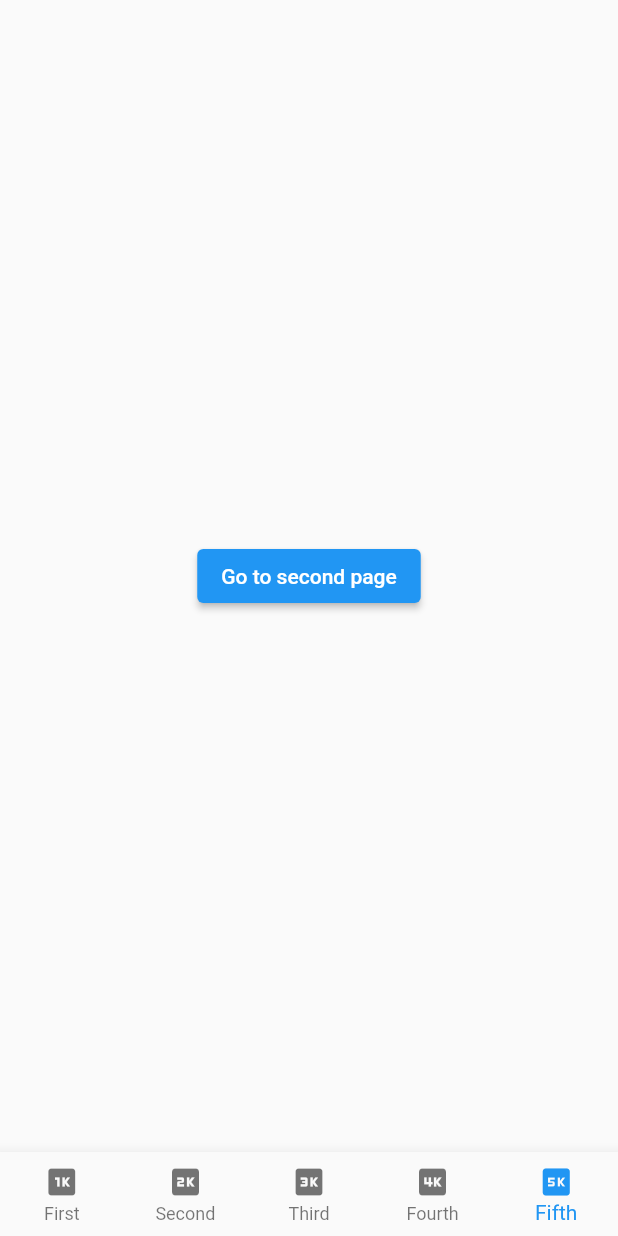
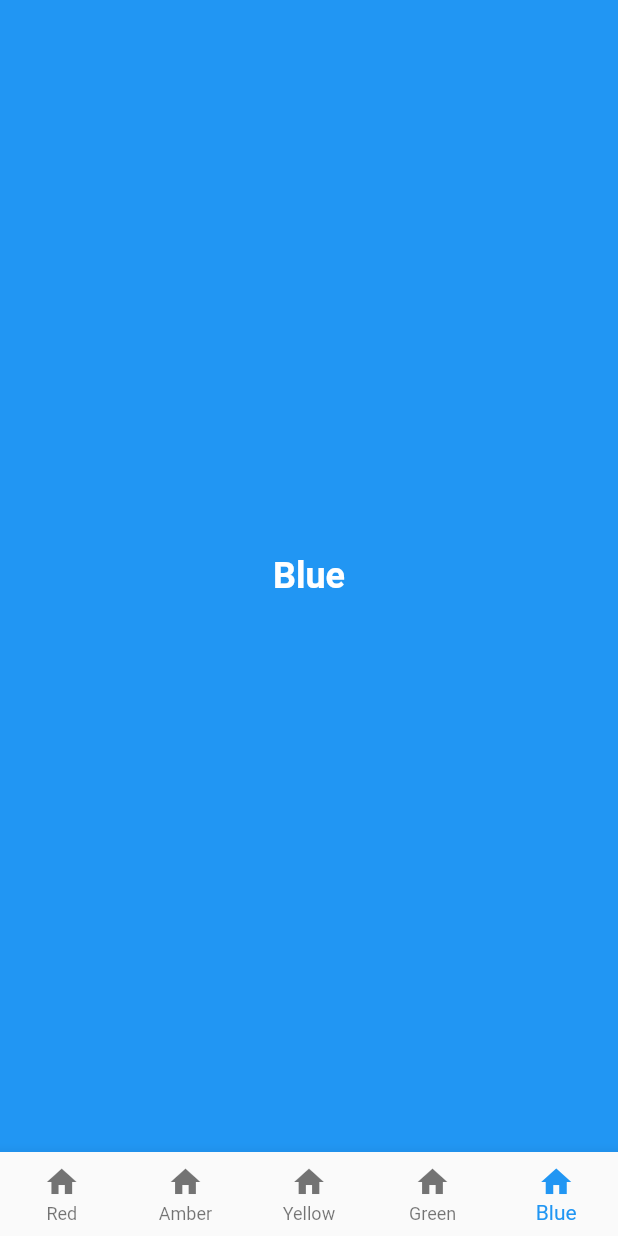
Before and after one commit to jezsung/bottom_navigation_view, a Flutter app: the screen it shows after launch, item 5 of the bottom bar chosen, on a phone screen of 412 x 824 dp. Run offline on Flutter 3.47's test engine with Material 2 defaults, Android fonts, the phone set to English and light mode, and no system bars.

Commit message:
feat: release version 1.0.0

```diff
--- a/example/lib/main.dart
+++ b/example/lib/main.dart
@@ -1,32 +1,42 @@
-import 'package:bottom_navigation_builder/bottom_navigation_builder.dart';
+import 'package:bottom_navigation_view/bottom_navigation_view.dart';
 import 'package:flutter/material.dart';
+import 'package:flutter/widgets.dart';
 
 void main() {
-  runApp(MyApp());
+  runApp(const MyApp());
 }
 
 class MyApp extends StatelessWidget {
+  const MyApp({Key? key}) : super(key: key);
+
   @override
   Widget build(BuildContext context) {
     return MaterialApp(
-      title: 'bottom_navigation_builder example',
+      title: 'bottom_navigation_view example',
       theme: ThemeData(
         primarySwatch: Colors.blue,
+        backgroundColor: Colors.black,
       ),
-      home: Home(),
+      home: const HomeScreen(),
     );
   }
 }
 
-class Home extends StatefulWidget {
+class HomeScreen extends StatefulWidget {
+  const HomeScreen({Key? key}) : super(key: key);
+
   @override
-  _HomeState createState() => _HomeState();
+  State<HomeScreen> createState() => _HomeScreenState();
 }
 
-class _HomeState extends State<Home> {
-  final GlobalKey<NavigatorState> _navigatorKey1 = GlobalKey<NavigatorState>();
+class _HomeScreenState extends State<HomeScreen> with SingleTickerProviderStateMixin {
+  late final BottomNavigationController _controller;
 
-  final BottomNavigationController _controller = BottomNavigationController();
+  @override
+  void initState() {
+    super.initState();
+    _controller = BottomNavigationController(vsync: this);
+  }
 
   @override
   void dispose() {
@@ -38,67 +48,67 @@ class _HomeState extends State<Home> {
   Widget build(BuildContext context) {
     return WillPopScope(
       onWillPop: () async {
-        /// You have to handle nested navigation pop manually.
-        bool didPop = false;
-        if (_controller.currentIndex == 4) {
-          didPop = await _navigatorKey1.currentState!.maybePop();
-        }
-        if (!didPop) {
-          return !_controller.navigateBack();
-        }
+        _controller.back();
         return false;
       },
       child: Scaffold(
-        body: BottomNavigationBody(
+        body: BottomNavigationView(
           controller: _controller,
           transitionType: BottomNavigationTransitionType.fadeThrough,
+          backgroundColor: Colors.lime,
           children: [
-            Container(color: Colors.red),
-            Container(color: Colors.blue),
-            Container(color: Colors.green),
-            Container(color: Colors.yellow),
-
-            /// Declare Navigator for nested navigation.
-            Navigator(
-              key: _navigatorKey1,
-              initialRoute: 'first',
-              onGenerateRoute: (settings) {
-                return MaterialPageRoute(
-                  builder: (context) {
-                    switch (settings.name) {
-                      case 'first':
-                        return Center(
-                          child: ElevatedButton(
-                            onPressed: () {
-                              Navigator.pushNamed(context, 'second');
-                            },
-                            child: Text('Go to second page'),
-                          ),
-                        );
-                      case 'second':
-                        return Center(child: Text('Second'));
-                      default:
-                        throw UnimplementedError();
-                    }
-                  },
-                );
-              },
+            ColorScreen(
+              color: Colors.red,
+              name: 'Red',
+            ),
+            ColorScreen(
+              color: Colors.amber,
+              name: 'Amber',
+            ),
+            ColorScreen(
+              color: Colors.yellow,
+              name: 'Yellow',
+            ),
+            ColorScreen(
+              color: Colors.green,
+              name: 'Green',
+            ),
+            ColorScreen(
+              color: Colors.blue,
+              name: 'Blue',
             ),
           ],
         ),
-        bottomNavigationBar: BottomNavigationBarBuilder(
+        bottomNavigationBar: BottomNavigationIndexedBuilder(
           controller: _controller,
           builder: (context, index, child) {
             return BottomNavigationBar(
               currentIndex: index,
+              onTap: (index) {
+                _controller.go(index);
+              },
               type: BottomNavigationBarType.fixed,
-              onTap: _controller.navigateTo,
               items: [
-                BottomNavigationBarItem(icon: Icon(Icons.one_k), label: 'First'),
-                BottomNavigationBarItem(icon: Icon(Icons.two_k), label: 'Second'),
-                BottomNavigationBarItem(icon: Icon(Icons.three_k), label: 'Third'),
-                BottomNavigationBarItem(icon: Icon(Icons.four_k), label: 'Fourth'),
-                BottomNavigationBarItem(icon: Icon(Icons.five_k), label: 'Fifth'),
+                BottomNavigationBarItem(
+                  label: 'Red',
+                  icon: Icon(Icons.home),
+                ),
+                BottomNavigationBarItem(
+                  label: 'Amber',
+                  icon: Icon(Icons.home),
+                ),
+                BottomNavigationBarItem(
+                  label: 'Yellow',
+                  icon: Icon(Icons.home),
+                ),
+                BottomNavigationBarItem(
+                  label: 'Green',
+                  icon: Icon(Icons.home),
+                ),
+                BottomNavigationBarItem(
+                  label: 'Blue',
+                  icon: Icon(Icons.home),
+                ),
               ],
             );
           },
@@ -107,3 +117,30 @@ class _HomeState extends State<Home> {
     );
   }
 }
+
+class ColorScreen extends StatelessWidget {
+  const ColorScreen({
+    Key? key,
+    required this.color,
+    required this.name,
+  }) : super(key: key);
+
+  final Color color;
+  final String name;
+
+  @override
+  Widget build(BuildContext context) {
+    return Container(
+      alignment: Alignment.center,
+      color: color,
+      child: Text(
+        name,
+        style: TextStyle(
+          color: Colors.white,
+          fontSize: 24,
+          fontWeight: FontWeight.bold,
+        ),
+      ),
+    );
+  }
+}
--- a/lib/src/bottom_navigation_bar_builder.dart
+++ /dev/null
@@ -1,33 +0,0 @@
-import 'package:flutter/widgets.dart';
-
-import 'bottom_navigation_controller.dart';
-import 'bottom_navigation_value.dart';
-
-class BottomNavigationBarBuilder extends StatefulWidget {
-  const BottomNavigationBarBuilder({
-    Key? key,
-    required this.controller,
-    required this.builder,
-    this.child,
-  }) : super(key: key);
-
-  final BottomNavigationController controller;
-  final Widget Function(BuildContext context, int index, Widget? child) builder;
-  final Widget? child;
-
-  @override
-  BottomNavigationBarBuilderState createState() => BottomNavigationBarBuilderState();
-}
-
-class BottomNavigationBarBuilderState extends State<BottomNavigationBarBuilder> {
-  @override
-  Widget build(BuildContext context) {
-    return ValueListenableBuilder<BottomNavigationValue>(
-      valueListenable: widget.controller,
-      builder: (context, value, child) {
-        return widget.builder(context, value.currentIndex, child);
-      },
-      child: widget.child,
-    );
-  }
-}
--- a/lib/src/bottom_navigation_body.dart
+++ /dev/null
@@ -1,118 +0,0 @@
-import 'package:flutter/widgets.dart';
-
-import 'bottom_navigation_controller.dart';
-import 'bottom_navigation_transition_type.dart';
-import 'bottom_navigation_value.dart';
-import 'fade_through_animation.dart';
-import 'cross_fade_animation.dart';
-
-class BottomNavigationBody extends StatefulWidget {
-  const BottomNavigationBody({
-    Key? key,
-    required this.controller,
-    required this.children,
-    this.transitionType = BottomNavigationTransitionType.none,
-    this.duration = const Duration(milliseconds: 300),
-  }) : super(key: key);
-
-  final BottomNavigationController controller;
-
-  /// A list of widgets that will be used for body of the navigation.
-  final List<Widget> children;
-
-  /// The bottom navigation transition animation type.
-  final BottomNavigationTransitionType transitionType;
-
-  /// The duration of the transition.
-  final Duration duration;
-
-  @override
-  BottomNavigationBodyState createState() => BottomNavigationBodyState();
-}
-
-class BottomNavigationBodyState extends State<BottomNavigationBody> with SingleTickerProviderStateMixin {
-  late final AnimationController _controller;
-
-  @override
-  void initState() {
-    super.initState();
-    _controller = AnimationController(
-      value: 1.0,
-      vsync: this,
-      duration: widget.duration,
-    );
-    widget.controller.addListener(() async {
-      try {
-        _controller.reset();
-        await _controller.forward().orCancel;
-      } on TickerCanceled {
-        // The animation got canceled
-      }
-    });
-  }
-
-  @override
-  void dispose() {
-    _controller.dispose();
-    super.dispose();
-  }
-
-  @override
-  void didUpdateWidget(covariant BottomNavigationBody oldWidget) {
-    super.didUpdateWidget(oldWidget);
-    if (oldWidget.duration != widget.duration) {
-      _controller.duration = widget.duration;
-    }
-  }
-
-  @override
-  Widget build(BuildContext context) {
-    return ValueListenableBuilder<BottomNavigationValue>(
-      valueListenable: widget.controller,
-      builder: (context, value, child) {
-        final prevIndex = value.previousIndex;
-        final currIndex = value.currentIndex;
-        final prevChild = prevIndex != null ? widget.children[prevIndex] : Container();
-        final currChild = widget.children[currIndex];
-        final otherChildren = widget.children.where((child) => child != prevChild && child != currChild).toList();
-
-        switch (widget.transitionType) {
-          case BottomNavigationTransitionType.none:
-            return Stack(
-              fit: StackFit.expand,
-              children: [
-                for (final child in otherChildren..add(prevChild)) Offstage(child: child),
-                currChild,
-              ],
-            );
-          case BottomNavigationTransitionType.fadeThrough:
-            return Stack(
-              fit: StackFit.expand,
-              children: [
-                for (final child in otherChildren) Offstage(child: child),
-                FadeThroughAnimation(
-                  controller: _controller,
-                  outgoingChild: prevChild,
-                  ingoingChild: currChild,
-                ),
-              ],
-            );
-          case BottomNavigationTransitionType.fadeInOut:
-            return Stack(
-              fit: StackFit.expand,
-              children: [
-                for (final child in otherChildren) Offstage(child: child),
-                CrossFadeAnimation(
-                  controller: _controller,
-                  outgoingChild: prevChild,
-                  ingoingChild: currChild,
-                ),
-              ],
-            );
-          default:
-            throw UnimplementedError();
-        }
-      },
-    );
-  }
-}
--- a/lib/src/bottom_navigation_controller.dart
+++ b/lib/src/bottom_navigation_controller.dart
@@ -1,29 +1,42 @@
 import 'package:flutter/widgets.dart';
 
-import 'bottom_navigation_bar_builder.dart';
-import 'bottom_navigation_body.dart';
 import 'bottom_navigation_value.dart';
 
 class BottomNavigationController extends ValueNotifier<BottomNavigationValue> {
-  BottomNavigationController([this.initialIndex = 0])
-      : super(
+  BottomNavigationController({
+    this.initialIndex = 0,
+    required TickerProvider vsync,
+    Duration duration = const Duration(milliseconds: 300),
+  })  : _animationController = AnimationController(
+          value: 1.0,
+          vsync: vsync,
+          duration: duration,
+        ),
+        super(
           BottomNavigationValue(currentIndex: initialIndex),
         );
 
-  BottomNavigationController.fromValue(BottomNavigationValue? value)
-      : initialIndex = value?.currentIndex ?? 0,
+  BottomNavigationController.fromValue(
+    BottomNavigationValue? value, {
+    required TickerProvider vsync,
+    Duration duration = const Duration(milliseconds: 300),
+  })  : initialIndex = value?.currentIndex ?? 0,
+        _animationController = AnimationController(
+          value: 1.0,
+          vsync: vsync,
+          duration: duration,
+        ),
         super(
           value ?? BottomNavigationValue(),
         );
 
-  /// The history of the bottom navigation.
   final List<int> history = <int>[];
-
-  /// The initial bottom navigation index to show when the app start. This is
-  /// the last index where [navigateBack] returns false.
   final int initialIndex;
 
-  /// The current bottom navigation index.
+  final AnimationController _animationController;
+
+  Animation<double> get animation => _animationController.view;
+
   int get currentIndex => value.currentIndex;
   set currentIndex(int newIndex) {
     value = value.copyWith(
@@ -32,76 +45,44 @@ class BottomNavigationController extends ValueNotifier<BottomNavigationValue> {
     );
   }
 
-  /// The previous bottom navigation index.
   int? get previousIndex => value.previousIndex;
 
-  /// Navigates to a bottom navigation destination matched with the provided
-  /// index and records to the history.
-  void navigateTo(int index) {
-    if (index == currentIndex) return;
-    history.add(currentIndex);
+  Future<void> go(int index) async {
+    if (index == currentIndex) {
+      return;
+    }
+
     currentIndex = index;
+    history.add(previousIndex!);
     history.remove(currentIndex);
-  }
 
-  /// Returns true if navigating back succeeded or returns false if there is no
-  /// more navigation in [history].
-  bool navigateBack() {
-    if (history.isNotEmpty) {
-      currentIndex = history.removeLast();
-      return true;
-    } else if (currentIndex != initialIndex) {
-      currentIndex = initialIndex;
-      return true;
-    } else {
-      return false;
+    try {
+      _animationController.reset();
+      await _animationController.forward().orCancel;
+    } on TickerCanceled {
+      // The animation got canceled
     }
   }
 
-  static BottomNavigationController of(BuildContext context) {
-    final bodyState = context.findAncestorStateOfType<BottomNavigationBodyState>();
-    if (bodyState != null) {
-      return bodyState.widget.controller;
+  Future<void> back() async {
+    if (history.isNotEmpty) {
+      currentIndex = history.removeLast();
+    } else if (currentIndex != initialIndex) {
+      currentIndex = initialIndex;
     }
-    final barState = context.findAncestorStateOfType<BottomNavigationBarBuilderState>();
-    if (barState != null) {
-      return barState.widget.controller;
+
+    try {
+      _animationController.reset();
+      await _animationController.forward().orCancel;
+    } on TickerCanceled {
+      // The animation got canceled
     }
-    throw StateError(
-      'There must be at least one BottomNavigationBody or BottomNavigationBarBuilder in the acenstors of this widget.',
-    );
   }
 
-  static BottomNavigationController? maybeOf(BuildContext context) {
-    final bodyState = context.findAncestorStateOfType<BottomNavigationBodyState>();
-    if (bodyState != null) {
-      return bodyState.widget.controller;
-    }
-    final barState = context.findAncestorStateOfType<BottomNavigationBarBuilderState>();
-    if (barState != null) {
-      return barState.widget.controller;
-    }
-    return null;
+  @mustCallSuper
+  @override
+  void dispose() {
+    _animationController.dispose();
+    super.dispose();
   }
 }
-
-class RestorableBottomNavigationController extends RestorableChangeNotifier<BottomNavigationController> {
-  RestorableBottomNavigationController([this.initialIndex = 0]);
-
-  final int initialIndex;
-
-  @override
-  BottomNavigationController createDefaultValue() {
-    return BottomNavigationController(initialIndex);
-  }
-
-  @override
-  BottomNavigationController fromPrimitives(Object? data) {
-    return BottomNavigationController(data as int);
-  }
-
-  @override
-  Object? toPrimitives() {
-    return value.currentIndex;
-  }
-}
--- /dev/null
+++ b/lib/src/bottom_navigation_indexed_builder.dart
@@ -0,0 +1,29 @@
+import 'package:flutter/widgets.dart';
+
+import 'bottom_navigation_controller.dart';
+import 'bottom_navigation_value.dart';
+import 'default_bottom_navigation_controller.dart';
+
+class BottomNavigationIndexedBuilder extends StatelessWidget {
+  const BottomNavigationIndexedBuilder({
+    Key? key,
+    this.controller,
+    required this.builder,
+    this.child,
+  }) : super(key: key);
+
+  final BottomNavigationController? controller;
+  final ValueWidgetBuilder<int> builder;
+  final Widget? child;
+
+  @override
+  Widget build(BuildContext context) {
+    return ValueListenableBuilder<BottomNavigationValue>(
+      valueListenable: controller ?? DefaultBottomNavigationController.of(context),
+      builder: (context, value, child) {
+        return builder(context, value.currentIndex, child);
+      },
+      child: child,
+    );
+  }
+}
--- a/lib/src/bottom_navigation_value.dart
+++ b/lib/src/bottom_navigation_value.dart
@@ -2,13 +2,13 @@ import 'package:flutter/widgets.dart';
 
 @immutable
 class BottomNavigationValue {
-  final int? previousIndex;
-  final int currentIndex;
-
   const BottomNavigationValue({
     this.previousIndex,
     this.currentIndex = 0,
   }) : assert(previousIndex != currentIndex);
+
+  final int? previousIndex;
+  final int currentIndex;
 
   BottomNavigationValue copyWith({
     int? previousIndex,
--- /dev/null
+++ b/lib/src/bottom_navigation_view.dart
@@ -0,0 +1,85 @@
+import 'package:flutter/material.dart';
+import 'package:flutter/widgets.dart';
+
+import 'bottom_navigation_controller.dart';
+import 'bottom_navigation_transition_type.dart';
+import 'bottom_navigation_value.dart';
+import 'default_bottom_navigation_controller.dart';
+import 'fade_in_out_animation.dart';
+import 'fade_through_animation.dart';
+
+class BottomNavigationView extends StatefulWidget {
+  const BottomNavigationView({
+    Key? key,
+    this.controller,
+    this.transitionType = BottomNavigationTransitionType.none,
+    this.backgroundColor,
+    required this.children,
+  }) : super(key: key);
+
+  final BottomNavigationController? controller;
+  final BottomNavigationTransitionType transitionType;
+  final Color? backgroundColor;
+  final List<Widget> children;
+
+  @override
+  BottomNavigationViewState createState() => BottomNavigationViewState();
+}
+
+class BottomNavigationViewState extends State<BottomNavigationView> {
+  BottomNavigationController get _controller => widget.controller ?? DefaultBottomNavigationController.of(context);
+
+  @override
+  Widget build(BuildContext context) {
+    return ValueListenableBuilder<BottomNavigationValue>(
+      valueListenable: _controller,
+      builder: (context, value, child) {
+        final prevIndex = value.previousIndex;
+        final currIndex = value.currentIndex;
+        final prevChild = prevIndex != null ? widget.children[prevIndex] : Container();
+        final currChild = widget.children[currIndex];
+        final otherChildren = widget.children.where((child) => child != prevChild && child != currChild).toList();
+
+        switch (widget.transitionType) {
+          case BottomNavigationTransitionType.none:
+            return Stack(
+              fit: StackFit.expand,
+              children: [
+                for (final child in otherChildren..add(prevChild)) Offstage(child: child),
+                currChild,
+              ],
+            );
+          case BottomNavigationTransitionType.fadeThrough:
+            return Container(
+              color: widget.backgroundColor ?? Theme.of(context).backgroundColor,
+              child: Stack(
+                fit: StackFit.expand,
+                children: [
+                  for (final child in otherChildren) Offstage(child: child),
+                  FadeThroughAnimation(
+                    animation: _controller.animation,
+                    outgoingChild: prevChild,
+                    ingoingChild: currChild,
+                  ),
+                ],
+              ),
+            );
+          case BottomNavigationTransitionType.fadeInOut:
+            return Stack(
+              fit: StackFit.expand,
+              children: [
+                for (final child in otherChildren) Offstage(child: child),
+                FadeInOutAnimation(
+                  animation: _controller.animation,
+                  outgoingChild: prevChild,
+                  ingoingChild: currChild,
+                ),
+              ],
+            );
+          default:
+            throw UnimplementedError();
+        }
+      },
+    );
+  }
+}
--- a/lib/src/fade_through_animation.dart
+++ b/lib/src/fade_through_animation.dart
@@ -3,25 +3,25 @@ import 'package:flutter/widgets.dart';
 class FadeThroughAnimation extends StatelessWidget {
   FadeThroughAnimation({
     Key? key,
-    required this.controller,
+    required this.animation,
     required this.outgoingChild,
     required this.ingoingChild,
-  })   : outgoingOpacity = Tween<double>(
+  })  : ingoingOpacity = Tween<double>(
+          begin: 0.0,
+          end: 1.0,
+        ).animate(
+          CurvedAnimation(
+            parent: animation,
+            curve: Interval(0.3, 1.0),
+          ),
+        ),
+        outgoingOpacity = Tween<double>(
           begin: 1.0,
           end: 0.0,
         ).animate(
           CurvedAnimation(
-            parent: controller,
+            parent: animation,
             curve: Interval(0.0, 0.3),
-          ),
-        ),
-        ingoingOpacity = Tween<double>(
-          begin: 0.0,
-          end: 1.0,
-        ).animate(
-          CurvedAnimation(
-            parent: controller,
-            curve: Interval(0.3, 1.0),
           ),
         ),
         ingoingScale = Tween<double>(
@@ -29,23 +29,23 @@ class FadeThroughAnimation extends StatelessWidget {
           end: 1.0,
         ).animate(
           CurvedAnimation(
-            parent: controller,
+            parent: animation,
             curve: Interval(0.3, 1.0),
           ),
         ),
         super(key: key);
 
-  final AnimationController controller;
+  final Animation<double> animation;
+  final Widget ingoingChild;
+  final Widget outgoingChild;
+  final Animation<double> ingoingOpacity;
   final Animation<double> outgoingOpacity;
-  final Animation<double> ingoingOpacity;
   final Animation<double> ingoingScale;
-  final Widget outgoingChild;
-  final Widget ingoingChild;
 
   @override
   Widget build(BuildContext context) {
     return AnimatedBuilder(
-      animation: controller,
+      animation: animation,
       builder: (context, child) {
         return Stack(
           fit: StackFit.expand,
```
Also changed, not shown: example/pubspec.yaml (+4 -8 lines), lib/bottom_navigation_builder.dart (deleted, +0 -9 lines), lib/bottom_navigation_view.dart (added, +10 -0 lines), lib/src/default_bottom_navigation_controller.dart (added, +85 -0 lines), lib/src/fade_in_out_animation.dart (renamed from lib/src/cross_fade_animation.dart, +15 -15 lines), pubspec.yaml (+3 -8 lines), example/pubspec.lock, pubspec.lock, 17 other files.
